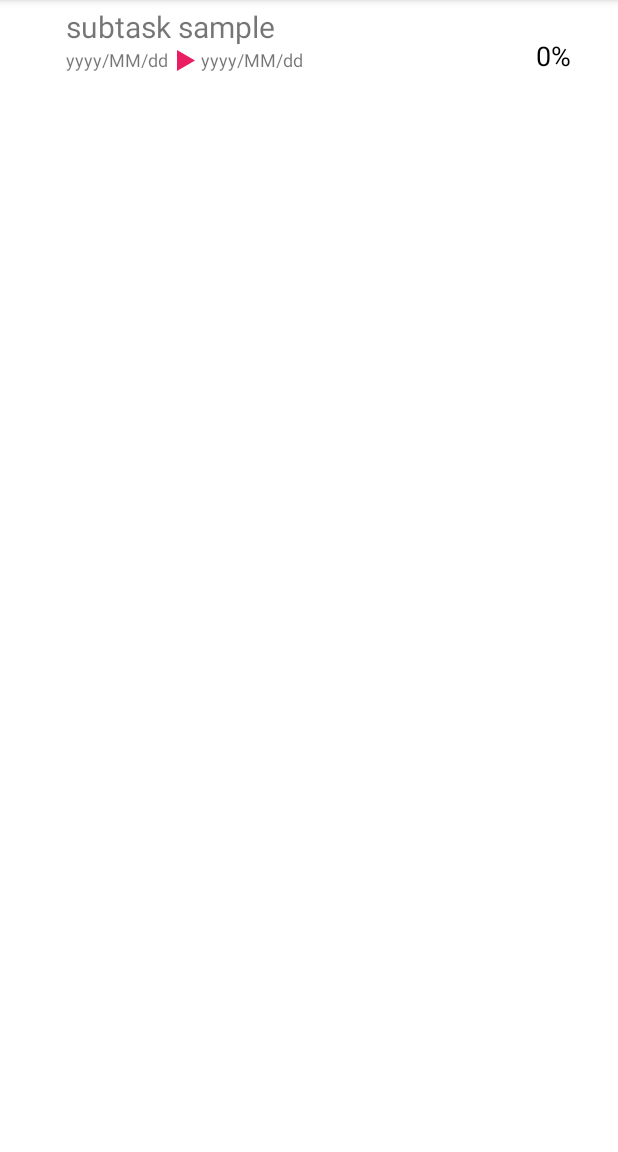
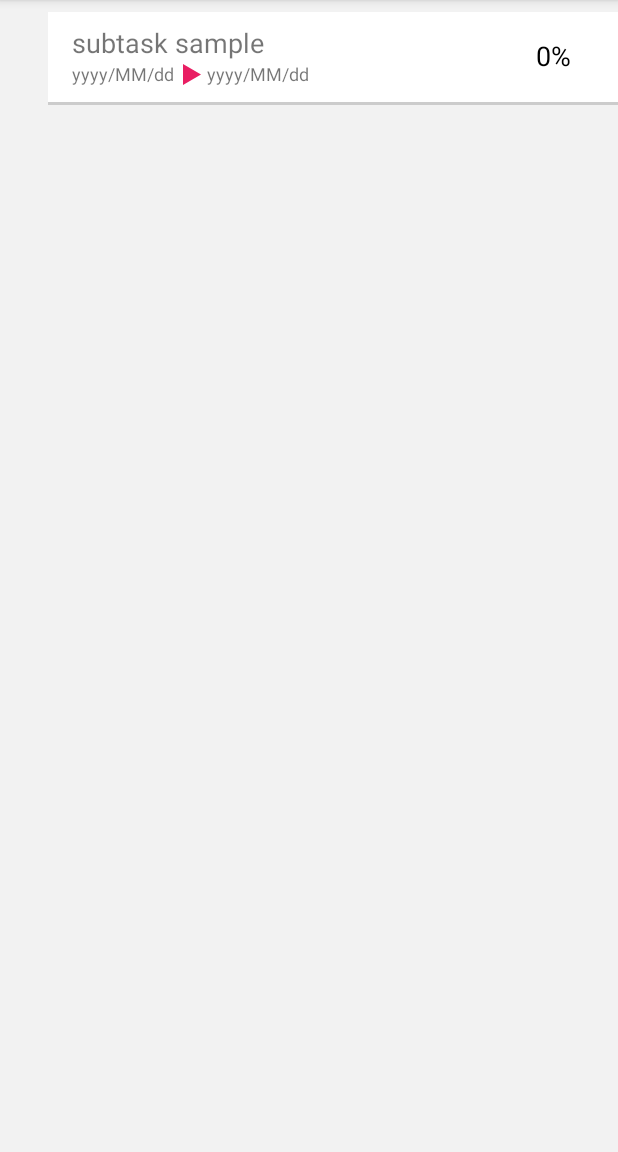
Before and after one commit to nama-gatsuo/DreamPlan, an Android app: the layout subtask_line_item.xml on its own in the app's theme, with its tools: preview values and no code run, on a phone screen of 412 x 824 dp, the part 84-1236 px from its top. Run offline under Robolectric (Android 15) with nearby library versions, the phone set to English and light mode, and no system bars.

Commit message:
レイアウトの修正

```diff
--- a/app/build.gradle
+++ b/app/build.gradle
@@ -17,6 +17,9 @@ android {
             proguardFiles getDefaultProguardFile('proguard-android.txt'), 'proguard-rules.pro'
         }
     }
+    dexOptions {
+        preDexLibraries false
+    }
 }
 
 dependencies {
@@ -24,4 +27,5 @@ dependencies {
     compile 'com.getbase:floatingactionbutton:1.7.0'
     compile 'com.doomonafireball.betterpickers:library:1.5.4'
     compile 'net.danlew:android.joda:2.7.1'
+    compile project(':libraries:paralloid')
 }
--- a/app/src/main/AndroidManifest.xml
+++ b/app/src/main/AndroidManifest.xml
@@ -12,7 +12,6 @@
             android:label="@string/app_name" >
             <intent-filter>
                 <action android:name="android.intent.action.MAIN" />
-
                 <category android:name="android.intent.category.LAUNCHER" />
             </intent-filter>
         </activity>
@@ -21,10 +20,6 @@
             android:label="@string/title_activity_task" >
         </activity>
         <activity
-            android:name=".SampleActivity"
-            android:label="@string/title_activity_sample" >
-        </activity>
-        <activity
             android:name=".SubtaskEditActivity"
             android:label="@string/title_activity_subtask_edit" >
         </activity>
--- a/app/src/main/java/com/nama_gatsuo/dreamplan/TaskListActivity.java
+++ b/app/src/main/java/com/nama_gatsuo/dreamplan/TaskListActivity.java
@@ -17,6 +17,8 @@ import com.getbase.floatingactionbutton.AddFloatingActionButton;
 
 import java.util.ArrayList;
 import java.util.List;
+
+import uk.co.chrisjenx.paralloid.Parallaxor;
 
 public class TaskListActivity extends Activity {
     private SQLiteDatabase db;
@@ -77,7 +79,11 @@ public class TaskListActivity extends Activity {
         TaskDao taskDao = new TaskDao(db);
         SubTaskDao subTaskDao = new SubTaskDao(db);
 
+        // ExpandableListViewの用意
         ExpandableListView elv = (ExpandableListView) findViewById(R.id.elv);
+        elv.setVerticalScrollBarEnabled(false);
+        elv.setDivider(null);
+        elv.setSelector(R.color.transparent);
 
         // アダプターに渡すためのListを準備
         groups = taskDao.findAll();
--- a/app/src/main/res/layout/activity_task_list.xml
+++ b/app/src/main/res/layout/activity_task_list.xml
@@ -1,12 +1,12 @@
-
 <FrameLayout xmlns:android="http://schemas.android.com/apk/res/android"
     xmlns:tools="http://schemas.android.com/tools"
     android:orientation="vertical"
     android:layout_width="match_parent"
     android:layout_height="match_parent" android:paddingLeft="@dimen/activity_horizontal_margin"
     android:paddingRight="@dimen/activity_horizontal_margin"
-    android:paddingTop="@dimen/activity_vertical_margin"
-    android:paddingBottom="@dimen/activity_vertical_margin" tools:context=".MainActivity">
+    android:paddingBottom="@dimen/activity_vertical_margin"
+    android:elevation="0dp"
+    tools:context=".MainActivity">
 
     <TextView
         android:id="@+id/emptyTextView"
--- /dev/null
+++ b/app/src/main/res/layout/list_footer.xml
@@ -0,0 +1,5 @@
+<?xml version="1.0" encoding="utf-8"?>
+<View xmlns:android="http://schemas.android.com/apk/res/android"
+    android:layout_width="match_parent"
+    android:layout_height="16dp">
+</View>
--- a/app/src/main/res/layout/subtask_line_item.xml
+++ b/app/src/main/res/layout/subtask_line_item.xml
@@ -1,15 +1,27 @@
 <?xml version="1.0" encoding="utf-8"?>
-<RelativeLayout xmlns:android="http://schemas.android.com/apk/res/android"
+<LinearLayout
+    xmlns:android="http://schemas.android.com/apk/res/android"
     android:layout_width="match_parent"
-    android:layout_height="76dp">
+    android:layout_height="wrap_content"
+    android:orientation="vertical"
+    android:paddingTop="8dp"
+    android:paddingLeft="32dp"
+    android:elevation="8dp">
+
+    <RelativeLayout
+        android:layout_width="match_parent"
+        android:layout_height="60dp"
+        android:background="@color/list_item_bg">
+
         <TextView
             android:id="@+id/subTask_name"
             android:layout_width="wrap_content"
             android:layout_height="wrap_content"
             android:text="subtask sample"
-        android:textSize="20sp"
-        android:layout_marginLeft="44dp"
-        android:layout_marginTop="4dp" />
+            android:textSize="18sp"
+            android:layout_marginLeft="16dp"
+            android:layout_marginTop="8dp" />
+
         <TextView
             android:id="@+id/subTask_startDate"
             android:layout_width="wrap_content"
@@ -19,6 +31,7 @@
             android:layout_alignLeft="@id/subTask_name"
             android:layout_marginRight="2dp"
             android:layout_below="@id/subTask_name" />
+
         <com.nama_gatsuo.dreamplan.View.TriangleView
             android:id="@+id/stv"
             android:layout_width="18dp"
@@ -26,6 +39,7 @@
             android:layout_marginRight="2dp"
             android:layout_toRightOf="@id/subTask_startDate"
             android:layout_alignTop="@id/subTask_startDate" />
+
         <TextView
             android:id="@+id/subTask_endDate"
             android:layout_width="wrap_content"
@@ -34,6 +48,7 @@
             android:textSize="12sp"
             android:layout_toRightOf="@id/stv"
             android:layout_alignTop="@id/stv" />
+
         <com.nama_gatsuo.dreamplan.View.StatusView
             android:id="@+id/subTask_status"
             android:layout_width="60dp"
@@ -43,3 +58,10 @@
             android:layout_centerVertical="true" />
 
     </RelativeLayout>
+    <!-- 影部分 -->
+    <View
+        android:layout_width="match_parent"
+        android:layout_height="2dp"
+        android:background="#cccccc" />
+
+</LinearLayout>
--- a/app/src/main/res/values-v21/styles.xml
+++ b/app/src/main/res/values-v21/styles.xml
@@ -11,5 +11,6 @@
         <item name="android:colorAccent">@color/accent</item>
         <item name="android:windowBackground">@color/background</item>
         <item name="android:navigationBarColor">@color/primary_dark</item>
+
     </style>
 </resources>
--- a/app/src/main/res/values/colors.xml
+++ b/app/src/main/res/values/colors.xml
@@ -2,9 +2,11 @@
 <resources>
     <color name="primary_dark">#1B5E20</color>
     <color name="primary">#43A047</color>
+    <color name="accent_light">#F06292</color>
     <color name="accent">#E91E63</color>
     <color name="accent_dark">#C2185B</color>
-    <color name="background">#FFFFFF</color>
+    <color name="background">#F2F2F2</color>
+    <color name="list_item_bg">#FFFFFF</color>
 
     <color name="status_0">#FFFFFF</color>
     <color name="status_1">#E8F5E9</color>
```
Also changed, not shown: app/src/main/java/com/nama_gatsuo/dreamplan/MyExpandableListAdapter.java (+3 -17 lines), app/src/main/res/layout/subtask_line_item_add.xml (added, +23 -0 lines), app/src/main/res/layout/task_line_item.xml (+24 -4 lines), app/src/main/res/values/attrs_status_view.xml (deleted, +0 -8 lines), app/src/main/res/drawable/example_image.jpg (added), 1 other file. Lines whose indentation alone changed are shown as unchanged.
